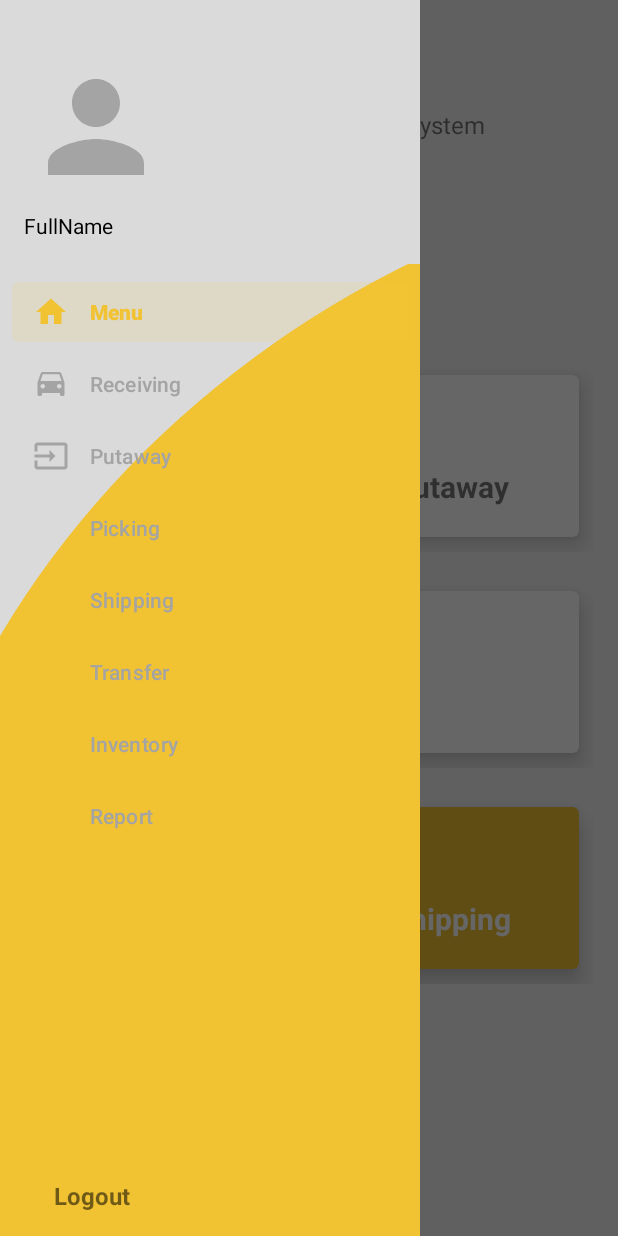
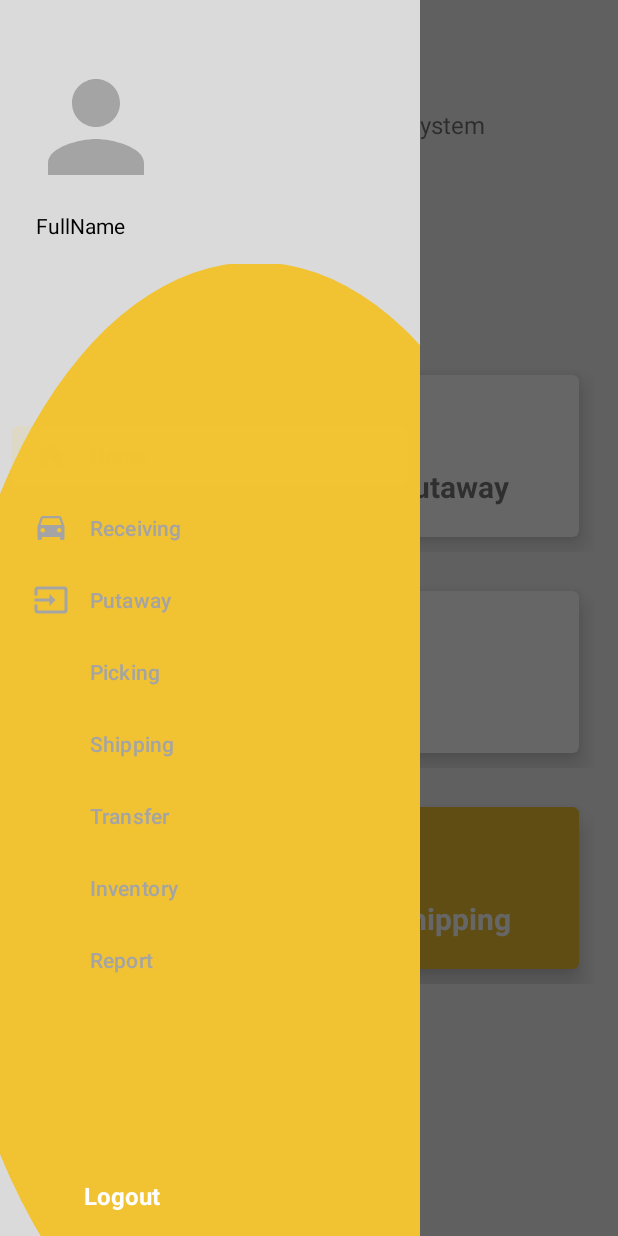
Before and after one commit to PayamDarabi/WMS, an Android app: the HomeActivity screen opened directly, with no data from a screen before it, with the side drawer open, on a phone screen of 412 x 824 dp. Run offline under Robolectric (Android 15) with nearby library versions, the phone set to English and light mode, and no system bars; our stand-ins replace navigation-ui.

Commit message:
drawerFix

```diff
--- a/app/src/main/java/com/wms/wms/ui/login/LoginViewModel.kt
+++ b/app/src/main/java/com/wms/wms/ui/login/LoginViewModel.kt
@@ -43,6 +43,6 @@ class LoginViewModel(private val loginApi: LoginApi) : ViewModel() {
 
     // A placeholder password validation check
     private fun isPasswordValid(password: String): Boolean {
-        return password.length >= 8 && password.isNotBlank()
+        return password.length >= 6 && password.isNotBlank()
     }
 }
--- a/app/src/main/res/drawable/side_nav_bar.xml
+++ b/app/src/main/res/drawable/sidebar.xml
@@ -3,15 +3,15 @@
 
     <item>
         <shape android:shape="rectangle">
-        <solid android:color="@color/gray_200" />
-    </shape>
+            <solid android:color="@color/gray_200" />
+        </shape>
     </item>
 
     <item
-        android:bottom="-500dp"
-        android:left="-80dp"
-        android:right="-1000dp"
-        android:top="100dp">
+        android:bottom="-100dp"
+        android:left="-40dp"
+        android:right="-100dp"
+        android:top="175dp">
         <shape android:shape="oval">
             <solid android:color="@color/yellow_500" />
         </shape>
--- a/app/src/main/res/layout/activity_home.xml
+++ b/app/src/main/res/layout/activity_home.xml
@@ -21,24 +21,33 @@
         android:layout_gravity="start"
         android:fitsSystemWindows="true"
         app:headerLayout="@layout/nav_header_home"
-        android:background="@drawable/side_nav_bar"
+        android:background="@drawable/sidebar"
         app:menu="@menu/activity_main_drawer" >
 
         <LinearLayout
             android:layout_width="match_parent"
+            android:id="@+id/logout"
             android:layout_height="wrap_content"
             android:layout_gravity="bottom"
-            android:orientation="vertical"
+            android:orientation="horizontal"
             android:paddingBottom="16dp">
-            <TextView
-                android:layout_width="match_parent"
+            <ImageView
+                android:layout_width="0dp"
                 android:text="@string/logout"
                 android:textSize="16sp"
                 android:textStyle="bold"
-                android:paddingStart="36dp"
-                android:layout_height="wrap_content">
+                android:src="@null"
+                android:layout_height="wrap_content"
+                android:layout_weight="0.2"/>
+         <TextView
+                android:layout_width="0dp"
+                android:layout_weight="0.8"
+                android:text="@string/logout"
+                android:textSize="16sp"
+                android:textStyle="bold"
+                android:textColor="@color/white"
+                android:layout_height="wrap_content"/>
 
-            </TextView>
         </LinearLayout>
     </com.google.android.material.navigation.NavigationView>
 
--- a/app/src/main/res/layout/fragment_home.xml
+++ b/app/src/main/res/layout/fragment_home.xml
@@ -217,7 +217,6 @@
                     android:clickable="true"
                     android:focusable="true"
                     android:foreground="?android:attr/selectableItemBackground"
-                    app:cardBackgroundColor="@color/white"
                     app:cardElevation="10dp"
                     app:cardMaxElevation="12dp"
                     app:cardCornerRadius="4dp"
--- a/app/src/main/res/layout/nav_header_home.xml
+++ b/app/src/main/res/layout/nav_header_home.xml
@@ -1,5 +1,5 @@
 <?xml version="1.0" encoding="utf-8"?>
-<LinearLayout xmlns:android="http://schemas.android.com/apk/res/android"
+<RelativeLayout xmlns:android="http://schemas.android.com/apk/res/android"
     xmlns:app="http://schemas.android.com/apk/res-auto"
     android:layout_width="match_parent"
     android:layout_height="@dimen/nav_header_height"
@@ -13,18 +13,21 @@
     android:theme="@style/ThemeOverlay.AppCompat.Dark">
 
     <ImageView
-        android:id="@+id/imageView"
+        android:id="@+id/imgProfile"
         android:layout_width="96dp"
         android:layout_height="96dp"
         android:contentDescription="@string/nav_header_desc"
         app:srcCompat="@drawable/ic_baseline_person_24" />
 
     <TextView
+        android:id="@+id/fullName"
+        android:layout_below="@id/imgProfile"
         android:layout_width="match_parent"
         android:layout_height="wrap_content"
         android:paddingTop="@dimen/nav_header_vertical_spacing"
+        android:paddingStart="8dp"
         android:text="@string/fullname"
         android:textColor="@color/black"
         android:textAppearance="@style/TextAppearance.AppCompat.Body1" />
 
-</LinearLayout>
+</RelativeLayout>
--- a/app/src/main/res/menu/activity_main_drawer.xml
+++ b/app/src/main/res/menu/activity_main_drawer.xml
@@ -2,6 +2,22 @@
 <menu xmlns:android="http://schemas.android.com/apk/res/android"
     xmlns:tools="http://schemas.android.com/tools"
     tools:showIn="navigation_view">
+    <group>
+        <item
+            android:id="@+id/footer_spacer_1"
+            android:checkable="false"
+            android:enabled="false"
+            android:orderInCategory="0"
+            android:title="" />
+    </group>
+    <group>
+        <item
+            android:id="@+id/footer_spacer_2"
+            android:checkable="false"
+            android:enabled="false"
+            android:orderInCategory="0"
+            android:title="" />
+    </group>
 
     <group android:checkableBehavior="single">
         <item
```
Also changed, not shown: app/src/main/java/com/wms/wms/ui/login/LoginActivity.kt (+5 -3 lines), app/src/main/res/layout/activity_login.xml (+7 -7 lines), app/src/main/res/values/strings.xml (+8 -2 lines).
